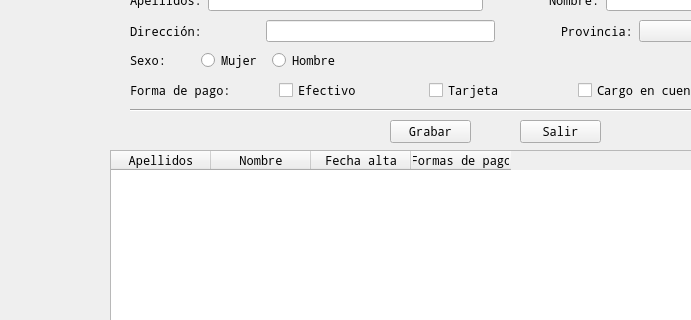
This is window.ui in rulonunhez/nunezsantos as Qt 5 draws it before an edit; both pictures show x 0 to 691 and y 120 to 440 of the 1024 by 866 pixel window. The edited form follows.
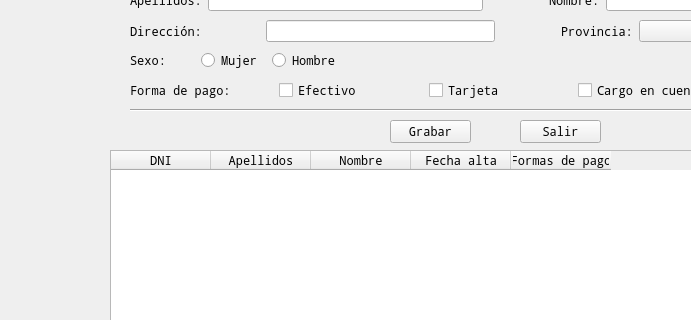
This is the edited form. Icons and pictures are not drawn.

Commit message: Ventana día 20

```diff
--- a/window.ui
+++ b/window.ui
@@ -845,6 +845,11 @@
       <height>500</height>
      </rect>
     </property>
+    <column>
+     <property name="text">
+      <string>DNI</string>
+     </property>
+    </column>
     <column>
      <property name="text">
       <string>Apellidos</string>
```
The commit also changes 4 other files.
